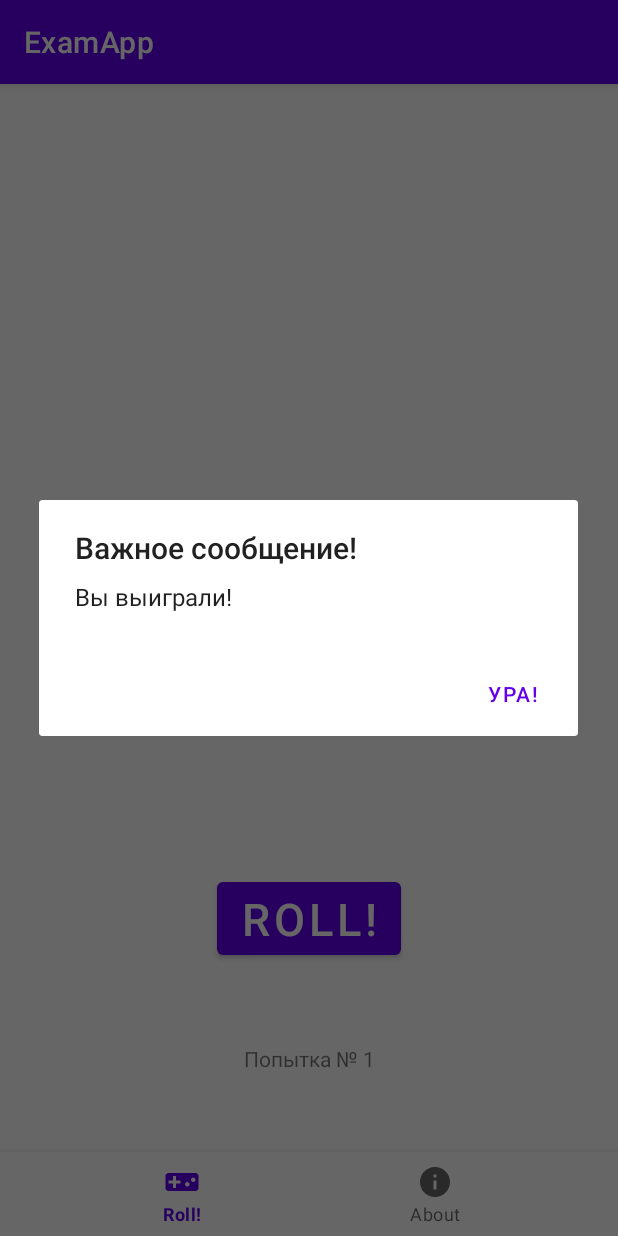
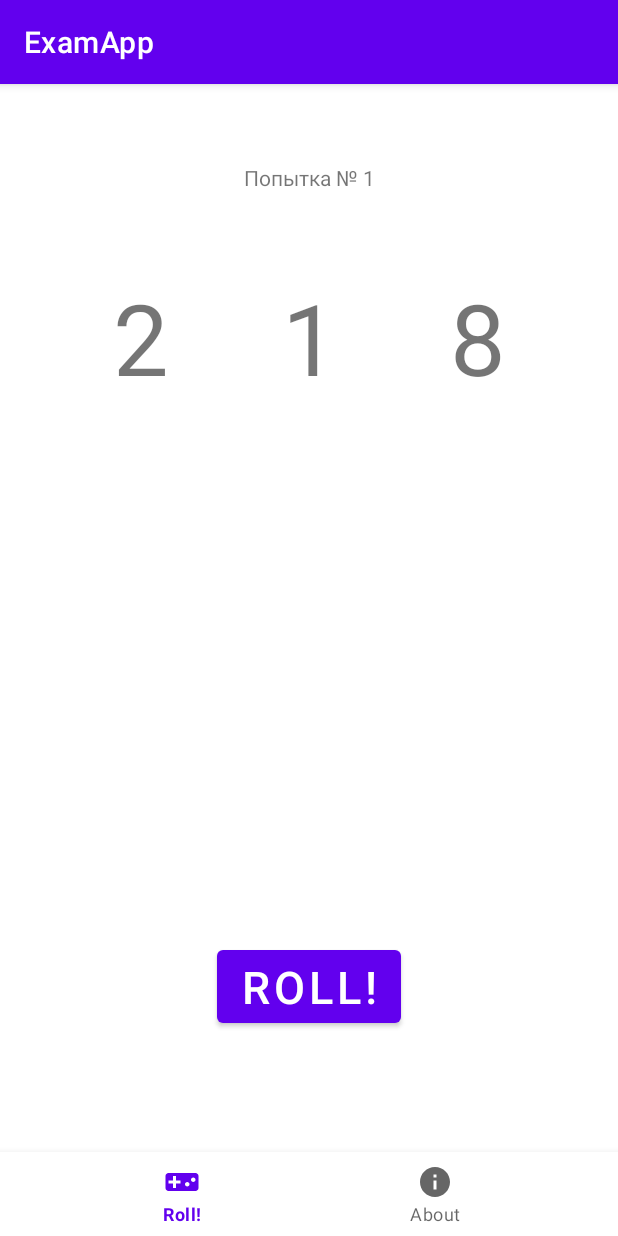
Before and after one commit to lemmiwinks1551/Exam, an Android app: the screen it shows after launch (MainActivity), after a tap on "ROLL!", on a phone screen of 412 x 824 dp. Run offline under Robolectric (Android 15) with nearby library versions, the phone set to English and light mode, and no system bars.

Commit message:
3 commit

```diff
--- a/app/src/main/java/com/example/examapp/MainFragment.kt
+++ b/app/src/main/java/com/example/examapp/MainFragment.kt
@@ -1,17 +1,16 @@
 package com.example.examapp
 
+import android.graphics.Color
 import android.os.Bundle
-import androidx.fragment.app.Fragment
 import android.view.LayoutInflater
 import android.view.View
 import android.view.ViewGroup
 import android.widget.Button
 import android.widget.TextView
-import androidx.appcompat.view.SupportActionModeWrapper
-import androidx.appcompat.view.SupportMenuInflater
+import androidx.fragment.app.Fragment
 import androidx.fragment.app.FragmentActivity
-import androidx.fragment.app.FragmentManager
 import kotlin.random.Random
+
 
 class MainFragment : Fragment() {
 
@@ -40,15 +39,15 @@ class MainFragment : Fragment() {
             var randomNumCenter = Random.nextInt(0, 10)
             var randomNumRight = Random.nextInt(0, 10)
 
+            outputLeft.text = randomNumLeft.toString()
+            outputRight.text = randomNumRight.toString()
+            outputCentr.text = randomNumCenter.toString()
+
             if (randomNumLeft == randomNumCenter && randomNumRight == randomNumCenter) {
                 dialog.show((activity as FragmentActivity).supportFragmentManager, null)
-            } else {
-                outputLeft.text = randomNumLeft.toString()
-                outputRight.text = randomNumRight.toString()
-                outputCentr.text = randomNumCenter.toString()
+                index = 0
             }
 
-            dialog.show((activity as FragmentActivity).supportFragmentManager, null)
             index++
             counter.text = "Попытка № " + index.toString()
 
--- a/app/src/main/java/com/example/examapp/MyDialogFragment.kt
+++ b/app/src/main/java/com/example/examapp/MyDialogFragment.kt
@@ -13,8 +13,7 @@ class MyDialogFragment : DialogFragment() {
             val builder = AlertDialog.Builder(it)
             builder.setTitle("Важное сообщение!")
                 .setMessage("Вы выиграли!")
-                //.setCancelable(false)
-                //.setIcon(R.drawable.hungrycat)
+                .setCancelable(false)
                 .setPositiveButton("Ура!") { dialog, id ->
                     dialog.cancel()
                 }
--- a/app/src/main/res/layout/fragment_main.xml
+++ b/app/src/main/res/layout/fragment_main.xml
@@ -7,55 +7,63 @@
     tools:context=".MainFragment">
 
     <TextView
+        android:id="@+id/outputCenter"
+        android:layout_width="wrap_content"
+        android:layout_height="wrap_content"
+        android:text="0"
+        android:textSize="66dp"
+        app:layout_constraintBottom_toBottomOf="parent"
+        app:layout_constraintEnd_toEndOf="parent"
+        app:layout_constraintHorizontal_bias="0.501"
+        app:layout_constraintStart_toStartOf="parent"
+        app:layout_constraintTop_toTopOf="parent"
+        app:layout_constraintVertical_bias="0.200" />
+
+    <TextView
         android:id="@+id/outputLeft"
         android:layout_width="wrap_content"
         android:layout_height="wrap_content"
+        android:text="0"
         android:textSize="66dp"
         app:layout_constraintBottom_toBottomOf="parent"
         app:layout_constraintEnd_toStartOf="@id/outputCenter"
         app:layout_constraintStart_toStartOf="parent"
-        app:layout_constraintTop_toTopOf="parent" />
-
-    <TextView
-        android:id="@+id/outputCenter"
-        android:layout_width="wrap_content"
-        android:layout_height="wrap_content"
-        android:textSize="66dp"
-        app:layout_constraintBottom_toBottomOf="parent"
-        app:layout_constraintEnd_toEndOf="parent"
-        app:layout_constraintStart_toStartOf="parent"
-        app:layout_constraintTop_toTopOf="parent" />
+        app:layout_constraintTop_toTopOf="parent"
+        app:layout_constraintVertical_bias="0.200" />
 
     <TextView
         android:id="@+id/outputRight"
         android:layout_width="wrap_content"
         android:layout_height="wrap_content"
+        android:text="0"
         android:textSize="66dp"
         app:layout_constraintBottom_toBottomOf="parent"
         app:layout_constraintEnd_toEndOf="parent"
         app:layout_constraintStart_toEndOf="@id/outputCenter"
-        app:layout_constraintTop_toTopOf="parent" />
+        app:layout_constraintTop_toTopOf="parent"
+        app:layout_constraintVertical_bias="0.200" />
 
     <TextView
         android:id="@+id/counter"
         android:layout_width="wrap_content"
         android:layout_height="wrap_content"
-        app:layout_constraintBottom_toBottomOf="parent"
+        android:text=""
+        app:layout_constraintBottom_toTopOf="@id/outputCenter"
         app:layout_constraintEnd_toEndOf="parent"
         app:layout_constraintStart_toStartOf="parent"
-        app:layout_constraintTop_toBottomOf="@id/roll_button" />
+        app:layout_constraintTop_toTopOf="parent" />
 
     <Button
+        android:allowClickWhenDisabled="false"
         android:id="@+id/roll_button"
         android:layout_width="wrap_content"
         android:layout_height="wrap_content"
+        android:layout_marginBottom="80dp"
         android:text="@string/roll"
         android:textSize="30sp"
-
         app:layout_constraintBottom_toBottomOf="parent"
         app:layout_constraintEnd_toEndOf="parent"
-        app:layout_constraintStart_toStartOf="parent"
-        app:layout_constraintTop_toBottomOf="@id/outputCenter" />
+        app:layout_constraintStart_toStartOf="parent" />
 
 
 </androidx.constraintlayout.widget.ConstraintLayout>
--- a/build.gradle
+++ b/build.gradle
@@ -7,7 +7,6 @@ buildscript {
     dependencies {
         classpath "com.android.tools.build:gradle:7.0.3"
         classpath "org.jetbrains.kotlin:kotlin-gradle-plugin:1.6.0"
-
         // NOTE: Do not place your application dependencies here; they belong
         // in the individual module build.gradle files
     }
```
Also changed, not shown: app/src/main/java/com/example/examapp/MainActivity.kt (+2 -5 lines).
